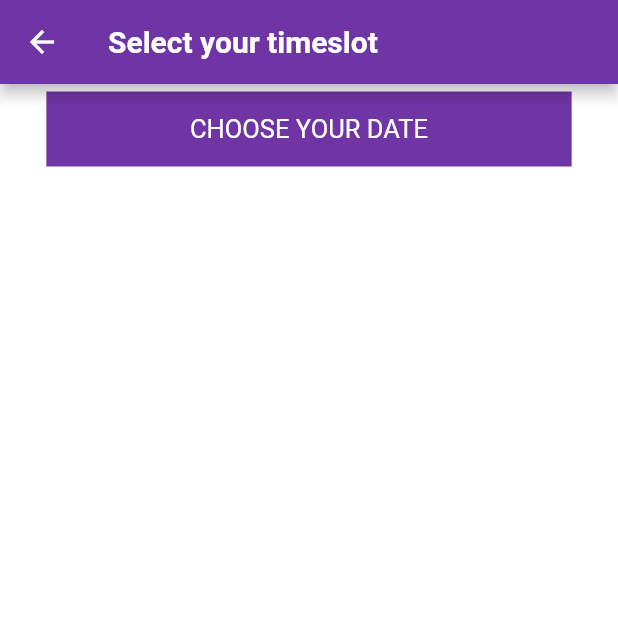
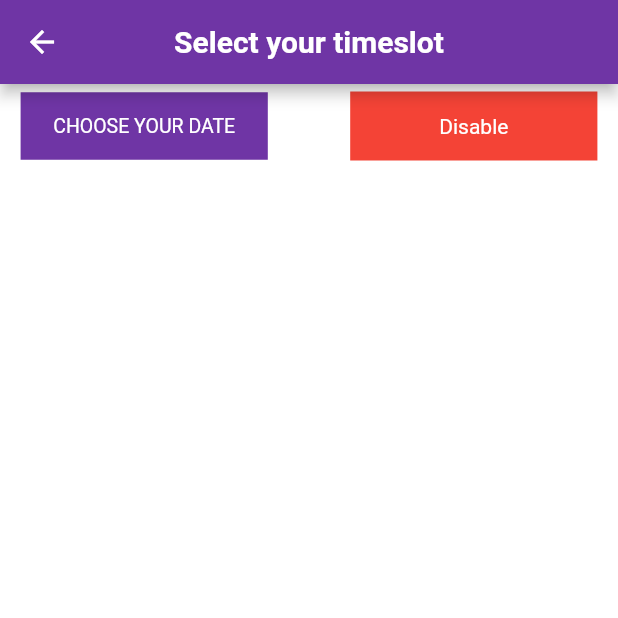
Before and after one commit to Sarthak-Singhania/ISC, a Flutter app: the TimeSlot screen opened directly, on a phone screen of 412 x 824 dp, the top half of it. Run offline on Flutter 3.47's test engine with Material 2 defaults, Android fonts, the phone set to English and light mode, and no system bars; our stand-ins replace cloud_firestore, connectivity_plus, firebase_auth, firebase_core, flutter_custom_clippers, fluttertoast and 2 more; missing offline and left inert: switcher; accounts and stored records are empty; network calls fail.

Commit message:
Update AdminDateScreen

```diff
--- a/app/lib/screens/event_screen.dart
+++ b/app/lib/screens/event_screen.dart
@@ -108,7 +108,9 @@ class _EventScreenState extends State<EventScreen> {
                           shrinkWrap: true,
                           gridDelegate:
                               SliverGridDelegateWithFixedCrossAxisCount(
-                                  childAspectRatio: 0.79, crossAxisCount: 2),
+                                  childAspectRatio:
+                                      widget.adminCheck ? 0.79 : 1,
+                                  crossAxisCount: 2),
                           itemCount: Sports.length,
                           itemBuilder: (context, index) {
                             return EventCard(
--- a/app/lib/screens/time_slot.dart
+++ b/app/lib/screens/time_slot.dart
@@ -7,6 +7,8 @@ import 'package:isc/components/event_card.dart';
 import 'package:isc/constants.dart';
 import 'package:isc/components/slot.dart';
 import 'package:http/http.dart' as http;
+import 'package:switcher/core/switcher_size.dart';
+import 'package:switcher/switcher.dart';
 
 class TimeSlot extends StatefulWidget {
   var game;
@@ -21,7 +23,8 @@ class _TimeSlotState extends State<TimeSlot> {
   int calendarRange = 0;
   bool _decideWhichDayToEnable(DateTime day) {
     if ((day.isAfter(DateTime.now().subtract(Duration(days: 1))) &&
-        day.isBefore(DateTime.now().add(Duration(days: 7-calendarRange-1))))) {
+        day.isBefore(
+            DateTime.now().add(Duration(days: 7 - calendarRange - 1))))) {
       return true;
     }
     return false;
@@ -99,6 +102,7 @@ class _TimeSlotState extends State<TimeSlot> {
     return Scaffold(
         appBar: AppBar(
           backgroundColor: kPrimaryColor,
+          centerTitle: true,
           title: Text(
             "Select your timeslot",
             style: TextStyle(
@@ -107,7 +111,8 @@ class _TimeSlotState extends State<TimeSlot> {
         ),
         body: Column(
           children: [
-            GestureDetector(
+            widget.adminCheck == false
+                ? GestureDetector(
                     onTap: () {
                       selectDate(context);
                     },
@@ -124,6 +129,47 @@ class _TimeSlotState extends State<TimeSlot> {
                         style: TextStyle(color: Colors.white, fontSize: 17),
                       ),
                     ),
+                  )
+                : Row(
+                    children: [
+                      Spacer(),
+                      GestureDetector(
+                        onTap: () {
+                          selectDate(context);
+                        },
+                        child: Container(
+                          alignment: Alignment.center,
+                          width: size.width * 0.4,
+                          margin: EdgeInsets.only(top: 5),
+                          padding: EdgeInsets.all(15),
+                          decoration: BoxDecoration(color: kPrimaryColor),
+                          child: Text(
+                            selectedDate == null
+                                ? "CHOOSE YOUR DATE"
+                                : '${selectedDate!.day}-${selectedDate!.month}-${selectedDate!.year}',
+                            style: TextStyle(color: Colors.white, fontSize: 13),
+                          ),
+                        ),
+                      ),
+                      Spacer(flex: 4),
+                      GestureDetector(
+                        onTap: () {
+                          selectDate(context);
+                        },
+                        child: Container(
+                          alignment: Alignment.center,
+                          width: size.width * 0.4,
+                          margin: EdgeInsets.only(top: 5),
+                          padding: EdgeInsets.all(15),
+                          decoration: BoxDecoration(color: Colors.red),
+                          child: Text(
+                            'Disable',
+                            style: TextStyle(color: Colors.white, fontSize: 14),
+                          ),
+                        ),
+                      ),
+                      Spacer(),
+                    ],
                   ),
             Expanded(
               child: ListView(
```
Lines whose indentation alone changed are shown as unchanged.
